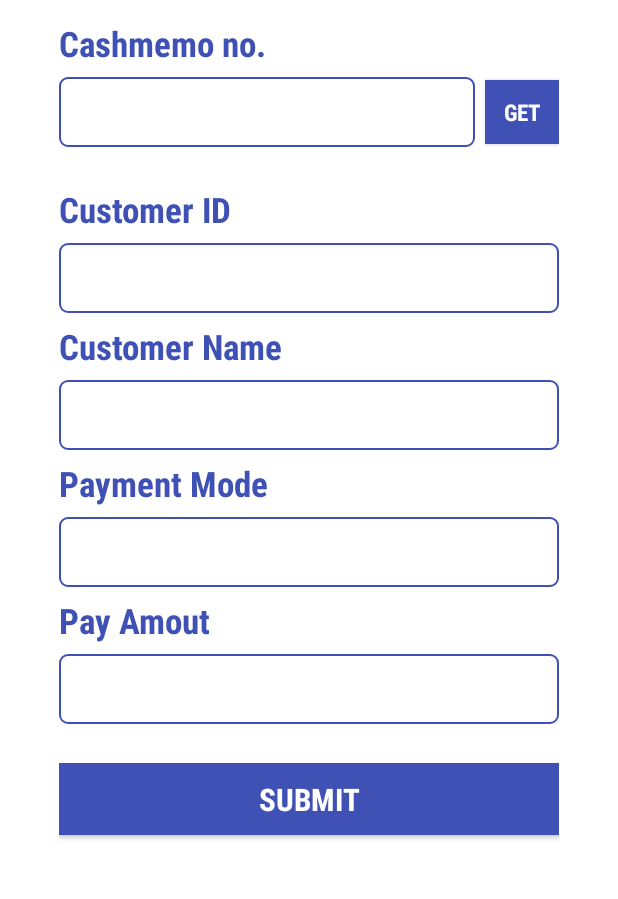
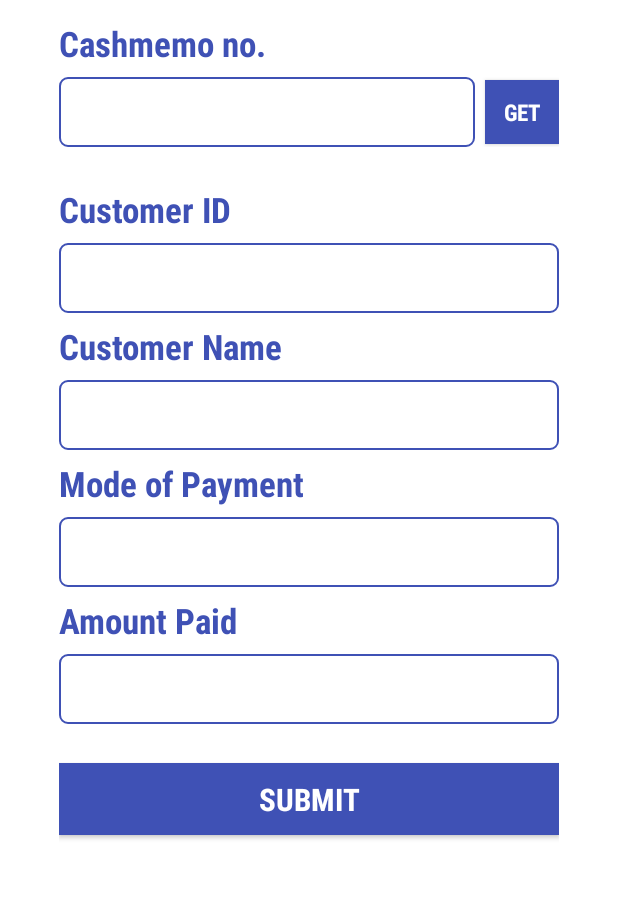
Before and after one commit to Ankit77/uniqeSofttech, an Android app: the fragment HomeFragment placed in its activity, on a phone screen of 412 x 824 dp, the part 78-977 px from its top. Run offline under Robolectric (Android 15) with nearby library versions, the phone set to English and light mode, and no system bars; our stand-ins replace sdp/ssp sizes.

Commit message:
Merge branch 'master' of https://github.com/Ankit77/uniqeSofttech
Conflicts:
	app/src/main/java/com/app/uniqesofttech/SplashActivity.java
	app/src/main/java/com/app/uniqesofttech/fragment/LoginFragment.java

```diff
--- a/app/src/main/java/com/app/uniqesofttech/fragment/HomeFragment.java
+++ b/app/src/main/java/com/app/uniqesofttech/fragment/HomeFragment.java
@@ -118,7 +118,7 @@ public class HomeFragment extends Fragment implements View.OnClickListener {
             } else if (TextUtils.isEmpty(etCusName.getText().toString())) {
                 Utils.displayDialog(getActivity(), "Consumer name cant be blank.");
             } else if (TextUtils.isEmpty(etPaymentMode.getText().toString())) {
-                Utils.displayDialog(getActivity(), "Please select payment mode");
+                Utils.displayDialog(getActivity(), "Please select mode of payment");
             } else if (TextUtils.isEmpty(etAmont.getText().toString()) || paymentmode == -1) {
                 Utils.displayDialog(getActivity(), "Please enter amount");
             } else {
@@ -174,7 +174,7 @@ public class HomeFragment extends Fragment implements View.OnClickListener {
 
         @Override
         protected Boolean doInBackground(String... params) {
-            dealercode = DelTrackApp.getInstance().getSharedPreferences().getString(Const.PREF_DEALERCODE, "");
+            dealercode = DelTrackApp.getInstance().getSharedPreferences().getString(Const.PREF_USERID, "");
             cashmemono = params[0];
             mpaymentmode = params[1];
             amount = params[2];
--- a/app/src/main/java/com/app/uniqesofttech/fragment/LoginFragment.java
+++ b/app/src/main/java/com/app/uniqesofttech/fragment/LoginFragment.java
@@ -11,7 +11,6 @@ import android.view.View;
 import android.view.ViewGroup;
 import android.widget.Button;
 import android.widget.EditText;
-import android.widget.TextView;
 
 import com.app.uniqesofttech.DelTrackApp;
 import com.app.uniqesofttech.MainActivity;
@@ -34,7 +33,6 @@ public class LoginFragment extends Fragment implements View.OnClickListener {
     private View view;
     private EditText etName, etPassword;
     private Button btnLogin;
-    private TextView tvVersion;
     private AsyncLogin asyncLogin;
     private AsyncLoadCustomerData asyncLoadCustomerData;
     private MainActivity mainActivity;
@@ -55,7 +53,6 @@ public class LoginFragment extends Fragment implements View.OnClickListener {
         etName = (EditText) view.findViewById(R.id.fragment_login_et_username);
         etPassword = (EditText) view.findViewById(R.id.fragment_login_et_password);
         btnLogin = (Button) view.findViewById(R.id.fragment_login_btn_login);
-        tvVersion = (TextView) view.findViewById(R.id.fragment_login_tv_vesrion);
         btnLogin.setOnClickListener(this);
     }
 
--- a/app/src/main/res/layout/fragment_home.xml
+++ b/app/src/main/res/layout/fragment_home.xml
@@ -34,8 +34,7 @@
                 android:layout_width="match_parent"
                 android:layout_height="wrap_content"
 
-                android:layout_weight="1"
-                 />
+                android:layout_weight="1" />
 
             <Button
                 android:id="@+id/fragment_home_btn_get"
@@ -87,7 +86,7 @@
             android:layout_width="wrap_content"
             android:layout_height="wrap_content"
             android:layout_marginTop="@dimen/_5sdp"
-            android:text="Payment Mode" />
+            android:text="Mode of Payment" />
 
         <LinearLayout
             android:layout_width="match_parent"
@@ -112,7 +111,7 @@
             android:layout_width="wrap_content"
             android:layout_height="wrap_content"
             android:layout_marginTop="@dimen/_5sdp"
-            android:text="Pay Amout" />
+            android:text="Amount Paid" />
 
         <EditText
             android:id="@+id/fragment_home_et_amount"
--- a/app/src/main/res/layout/fragment_login.xml
+++ b/app/src/main/res/layout/fragment_login.xml
@@ -7,7 +7,6 @@
     <LinearLayout
         android:layout_width="match_parent"
         android:layout_height="match_parent"
-        android:layout_above="@+id/fragment_login_tv_vesrion"
         android:gravity="center"
         android:orientation="vertical"
         android:paddingLeft="@dimen/_20sdp"
@@ -42,8 +41,7 @@
                 android:layout_height="wrap_content"
                 android:layout_marginTop="@dimen/_5sdp"
                 android:imeOptions="actionNext"
-                android:lines="1"
-                android:maxLines="1"
+                android:singleLine="true"
 
                 />
 
@@ -61,6 +59,7 @@
                 android:layout_width="match_parent"
                 android:layout_height="wrap_content"
                 android:layout_marginTop="@dimen/_5sdp"
+                android:imeOptions="actionDone"
                 android:inputType="textPassword"
 
                 />
```
